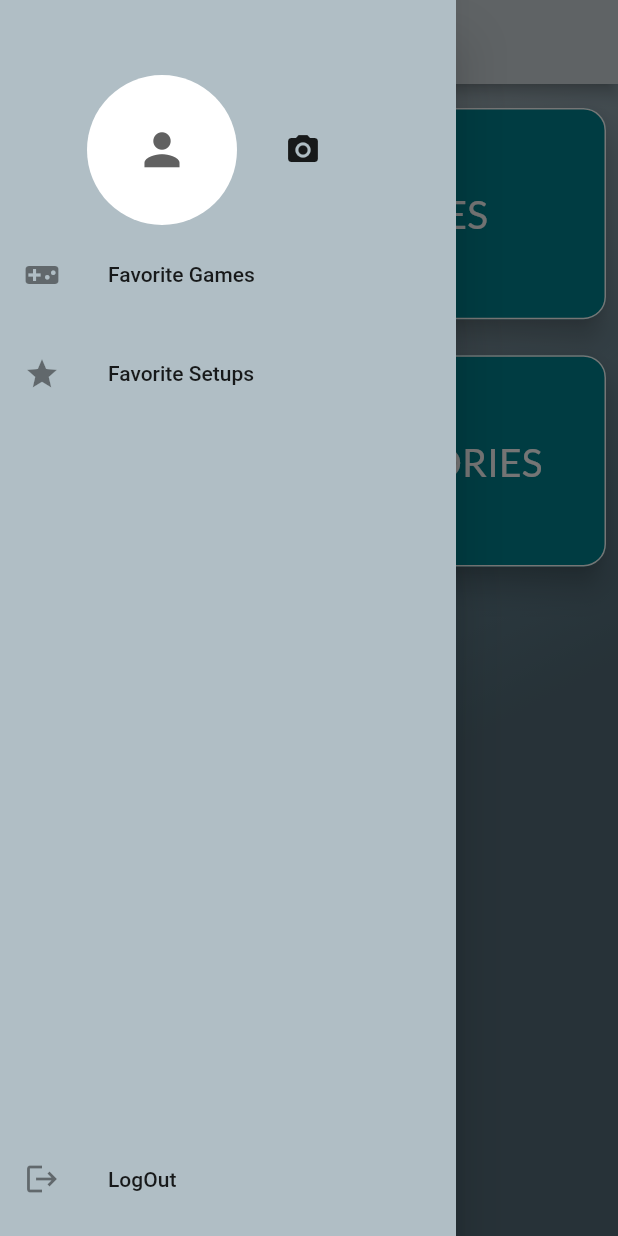
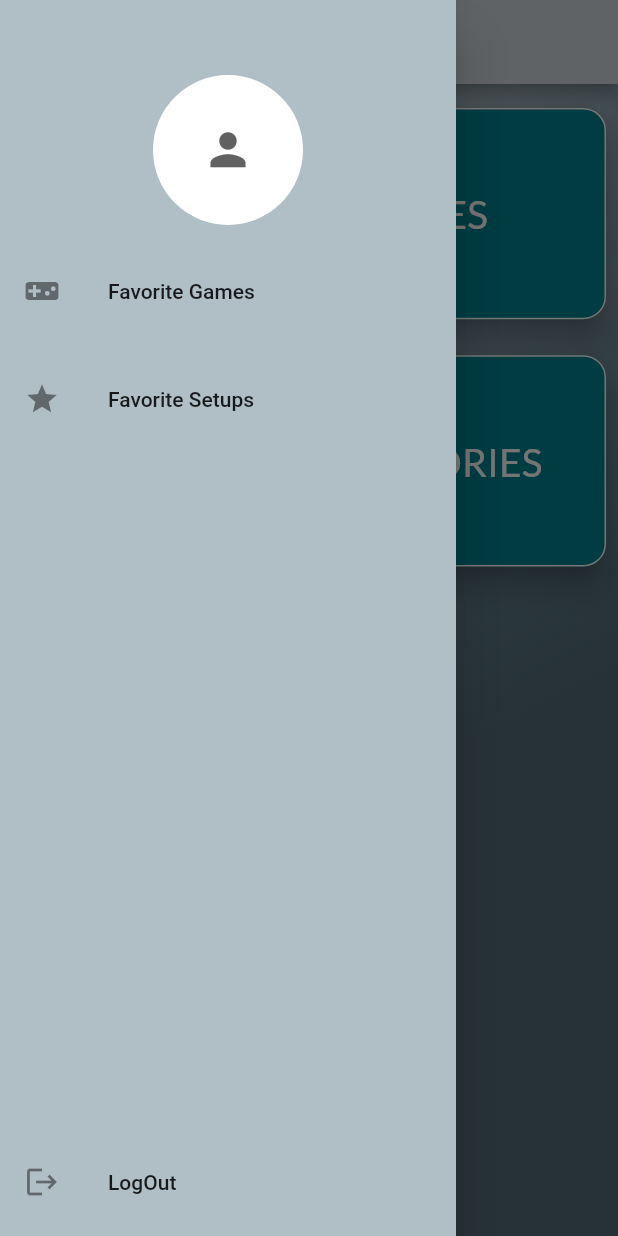
Before and after one commit to spicollys/Setup-Wizard, a Flutter app: the screen it shows after launch, with the side drawer open, on a phone screen of 412 x 824 dp. Run offline on Flutter 3.47's test engine with Material 2 defaults, Android fonts, the phone set to English and light mode, and no system bars; our stand-ins replace cloud_firestore, firebase_auth, firebase_core, firebase_storage, flushbar, form_field_validator and 3 more; accounts and stored records are empty.

Commit message:
Profile Picture was refactored

```diff
--- a/lib/app/pages/homepage/home_drawer.dart
+++ b/lib/app/pages/homepage/home_drawer.dart
@@ -7,6 +7,7 @@ import 'package:setup_wizard/app/models/user_data.dart';
 import 'package:setup_wizard/app/services/auth/auth.dart';
 import 'package:image_picker/image_picker.dart';
 import 'package:setup_wizard/app/services/firebase_storage.dart';
+import 'package:setup_wizard/app/services/profile_picture_service.dart';
 import 'package:setup_wizard/app/services/user_firebase_service.dart';
 import 'dart:io';
 
@@ -26,57 +27,15 @@ void _logOut(BuildContext context) {
 }
 
 class _DrawerHomeState extends State<DrawerHome> {
-  File _image;
-  User _firebaseUser;
-  String _imageFirebase;
-  final picker = ImagePicker();
-  Map<String, dynamic> _userDocument;
 
   @override
   void initState() {
     super.initState();
-    setImage();
+    ProfilePicture.instance.setImage(refreshPicture);
   }
 
-  Future setImage() async {
-    _userDocument = await getUserData();
-    _imageFirebase = _userDocument['profilePicture'];
-
+  void refreshPicture(){
     setState(() {});
-  }
-
-  Future<Map<String, dynamic>> getUserData() async {
-    _firebaseUser = FirebaseAuth.instance.currentUser;
-    DocumentSnapshot userSnapshot =
-        await UserFirebaseService.instance.get(id: _firebaseUser.uid);
-    return userSnapshot.data();
-  }
-
-  Future _updateProfilePicture(File profilePicture) async {
-    String pictureUrl;
-
-    UserData userData = new UserData(email: _userDocument['email'], name: _userDocument['name']);
-    String filename = 'profilePictureUser=' + _userDocument['email'].toString();
-
-    await FirebaseStorageService.instance
-        .put(value: profilePicture, filename: filename);
-    pictureUrl = await FirebaseStorageService.instance.get(filename: filename);
-
-    userData.setProfilePicture(profilePicture: pictureUrl);
-    await UserFirebaseService.instance
-        .put(id: _firebaseUser.uid, value: userData.toJson());
-    setImage();
-  }
-
-  Future getImage() async {
-    final pickedFile = await picker.getImage(source: ImageSource.gallery);
-
-    if (pickedFile != null) {
-      _image = File(pickedFile.path);
-      _updateProfilePicture(_image);
-    } else {
-      print('No image selected.');
-    }
   }
 
   @override
@@ -90,22 +49,24 @@ class _DrawerHomeState extends State<DrawerHome> {
             SizedBox(
               height: 50,
             ),
-            Row(
-              mainAxisAlignment: MainAxisAlignment.center,
-              children: <Widget>[
             Container(
               alignment: Alignment.center,
+              child: InkWell(
+                onTap: () async{
+                  await ProfilePicture.instance.getImage();
+                  ProfilePicture.instance.setImage(refreshPicture);
+                },
                 child: CircleAvatar(
                   radius: 50,
                   backgroundColor: Colors.white,
-                    child: _imageFirebase == null
+                  child: ProfilePicture.instance.imageFirebase == null
                       ? Icon(
                           Icons.person,
                           size: 35,
                         )
                       : ClipOval(
                           child: Image.network(
-                              _imageFirebase,
+                            ProfilePicture.instance.imageFirebase,
                             fit: BoxFit.cover,
                             width: 100,
                             height: 100,
@@ -113,14 +74,9 @@ class _DrawerHomeState extends State<DrawerHome> {
                         ),
                 ),
               ),
-                FlatButton(
-                  child: Icon(Icons.photo_camera),
-                  onPressed: getImage,
-                ),
-              ],
             ),
             FlatButton(
-              padding: EdgeInsets.only(top: 5, bottom: 5),
+              padding: EdgeInsets.only(top: 16, bottom: 8),
               onPressed: () => Navigator.pushNamed(context, '/favoritePage'),
               child: ListTile(
                 title: Text("Favorite Games"),
@@ -128,7 +84,7 @@ class _DrawerHomeState extends State<DrawerHome> {
               ),
             ),
             FlatButton(
-              padding: EdgeInsets.only(top: 5, bottom: 5),
+              padding: EdgeInsets.only(top: 8, bottom: 8),
               onPressed: () => null,
               child: ListTile(
                 title: Text("Favorite Setups"),
@@ -139,7 +95,7 @@ class _DrawerHomeState extends State<DrawerHome> {
               child: Container(),
             ),
             FlatButton(
-              padding: EdgeInsets.only(top: 5, bottom: 10),
+              padding: EdgeInsets.only(top: 8, bottom: 8),
               onPressed: () {
                 _logOut(context);
               },
--- /dev/null
+++ b/lib/app/services/profile_picture_service.dart
@@ -0,0 +1,49 @@
+import 'dart:io';
+import 'package:firebase_auth/firebase_auth.dart';
+import 'package:image_picker/image_picker.dart';
+import 'package:setup_wizard/app/models/user_data.dart';
+import 'package:setup_wizard/app/services/user_firebase_service.dart';
+import 'firebase_storage.dart';
+
+class ProfilePicture {
+  static final ProfilePicture instance = ProfilePicture._(); //singleton
+
+  ProfilePicture._(); //private constructor
+
+  Map<String, dynamic> userDocument;
+  String imageFirebase;
+  final picker = ImagePicker();
+  User _firebaseUser = FirebaseAuth.instance.currentUser;
+
+  Future updateProfilePicture(File profilePicture) async {
+    String pictureUrl;
+
+    UserData userData =
+        new UserData(email: userDocument['email'], name: userDocument['name']);
+    String filename = 'profilePictureUser=' + userDocument['email'].toString();
+
+    await FirebaseStorageService.instance
+        .put(value: profilePicture, filename: filename);
+    pictureUrl = await FirebaseStorageService.instance.get(filename: filename);
+
+    userData.setProfilePicture(profilePicture: pictureUrl);
+    await UserFirebaseService.instance
+        .put(id: _firebaseUser.uid, value: userData.toJson());
+  }
+
+  Future getImage() async {
+    final pickedFile = await picker.getImage(source: ImageSource.gallery);
+    if (pickedFile != null) {
+      File image = File(pickedFile.path);
+      await ProfilePicture.instance.updateProfilePicture(image);
+    }
+  }
+
+  Future setImage(Function refreshState) async {
+    ProfilePicture.instance.userDocument =
+        await UserFirebaseService.instance.getUserData();
+    ProfilePicture.instance.imageFirebase =
+        ProfilePicture.instance.userDocument['profilePicture'];
+    refreshState();
+  }
+}
--- a/lib/app/services/user_firebase_service.dart
+++ b/lib/app/services/user_firebase_service.dart
@@ -1,9 +1,11 @@
 import 'package:cloud_firestore/cloud_firestore.dart';
+import 'package:firebase_auth/firebase_auth.dart';
 import 'package:setup_wizard/app/interfaces/firebase_service_interface.dart';
 
 class UserFirebaseService implements IFirebaseService {
   final CollectionReference _userServiceCollection =
       IFirebaseService.firebaseInstance.collection('user');
+  final User _firebaseUser = FirebaseAuth.instance.currentUser;
 
   static final UserFirebaseService instance =
       UserFirebaseService._(); //singleton
@@ -26,4 +28,10 @@ class UserFirebaseService implements IFirebaseService {
   Future put({String id, value}) async {
     return await _userServiceCollection.doc(id).set(value);
   }
+
+  Future<Map<String, dynamic>> getUserData() async {
+    DocumentSnapshot userSnapshot =
+    await UserFirebaseService.instance.get(id: _firebaseUser.uid);
+    return userSnapshot.data();
+  }
 }
```
Lines whose indentation alone changed are shown as unchanged.
